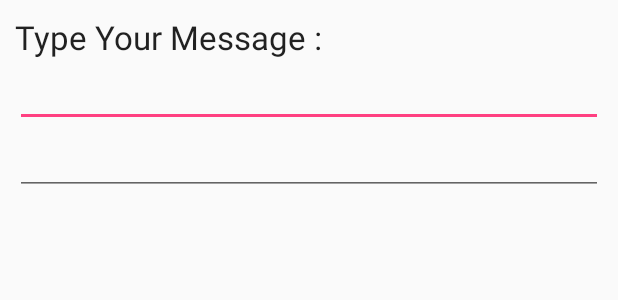
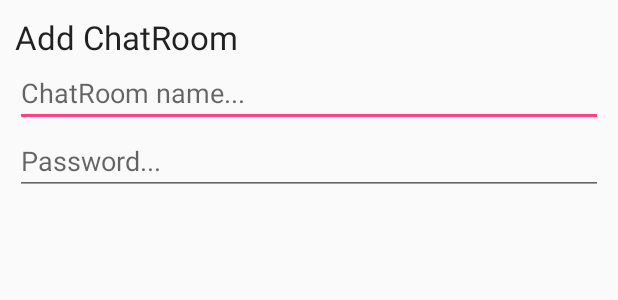
Before and after one commit to olavte/WebChatAndroid, an Android app: the layout add_chatroom_dialog.xml on its own in the app's theme, with its tools: preview values and no code run, on a phone screen of 412 x 824 dp. Shown: the top 300 px of the screen. Run offline under Robolectric (Android 15) with nearby library versions, the phone set to English and light mode, and no system bars; network calls fail.

Commit message:
Changes for making the app more responsive

```diff
--- a/app/src/main/java/no/ntnu/webchatandroid/MainActivity.java
+++ b/app/src/main/java/no/ntnu/webchatandroid/MainActivity.java
@@ -18,6 +18,7 @@ import android.view.View;
 import android.widget.EditText;
 
 import java.util.ArrayList;
+import java.util.List;
 
 import static java.lang.Thread.sleep;
 
@@ -102,14 +103,17 @@ public class MainActivity extends AppCompatActivity {
                 running = true;
                 final Handler handler = new Handler(Looper.getMainLooper());
                 while(running) {
+                    List<ChatRoom> restList = restService.getAllChatRooms();
+                    if(!chatRooms.containsAll(restList)) {
                         chatRooms.clear();
-                    chatRooms.addAll(restService.getAllChatRooms());
+                        chatRooms.addAll(restList);
                         handler.post(new Runnable() {
                             @Override
                             public void run() {
                                 mAdapter.notifyDataSetChanged();
                             }
                         });
+                    }
                     try {
                         sleep(1000);
                     } catch (InterruptedException e) {
@@ -121,14 +125,14 @@ public class MainActivity extends AppCompatActivity {
     }
 
     private void showLogin() {
-        // get two_input_dialog.xmlialog.xml view
+        // get login_dialog.xmlialog.xml view
         LayoutInflater li = LayoutInflater.from(this);
-        View promptsView = li.inflate(R.layout.two_input_dialog, null);
+        View promptsView = li.inflate(R.layout.login_dialog, null);
 
         AlertDialog.Builder alertDialogBuilder = new AlertDialog.Builder(
                 this);
 
-        // set two_input_dialog.xmlialog.xml to alertdialog builder
+        // set login_dialog.xmlialog.xml to alertdialog builder
         alertDialogBuilder.setView(promptsView);
 
         final EditText loginUsername = (EditText) promptsView
@@ -163,14 +167,14 @@ public class MainActivity extends AppCompatActivity {
     }
 
     private void addChatRoomDialog() {
-        // get two_input_dialog.xmlialog.xml view
+        // get login_dialog.xmlialog.xml view
         LayoutInflater li = LayoutInflater.from(this);
-        View promptsView = li.inflate(R.layout.two_input_dialog, null);
+        View promptsView = li.inflate(R.layout.add_chatroom_dialog, null);
 
         AlertDialog.Builder alertDialogBuilder = new AlertDialog.Builder(
                 this);
 
-        // set two_input_dialog.xmlialog.xml to alertdialog builder
+        // set login_dialog.xmlialog.xml to alertdialog builder
         alertDialogBuilder.setView(promptsView);
 
         final EditText chatRoomName = (EditText) promptsView
--- a/app/src/main/res/drawable/rounded_background.xml
+++ b/app/src/main/res/drawable/rounded_background_chat_room.xml
@@ -1,7 +1,7 @@
 <?xml version="1.0" encoding="UTF-8"?>
 <shape xmlns:android="http://schemas.android.com/apk/res/android">
-    <solid android:color="#82ff55"/>
+    <solid android:color="#b2b7d1"/>
     <stroke android:width="3dp" android:color="#B1BCBE" />
     <corners android:radius="10dp"/>
-    <padding android:left="0dp" android:top="0dp" android:right="0dp" android:bottom="0dp" />
+    <padding android:left="2dp" android:top="2dp" android:right="2dp" android:bottom="2dp" />
 </shape>
--- a/app/src/main/res/layout/activity_chat.xml
+++ b/app/src/main/res/layout/activity_chat.xml
@@ -62,6 +62,7 @@
         android:layout_height="wrap_content"
         android:layout_gravity="bottom|end"
         android:layout_margin="@dimen/fab_margin"
-        app:srcCompat="@android:drawable/ic_dialog_email" />
+        app:backgroundTint="@android:color/holo_green_light"
+        app:srcCompat="@android:drawable/ic_menu_send" />
 
 </android.support.design.widget.CoordinatorLayout>
--- a/app/src/main/res/layout/activity_main.xml
+++ b/app/src/main/res/layout/activity_main.xml
@@ -45,6 +45,7 @@
         android:layout_height="wrap_content"
         android:layout_gravity="bottom|end"
         android:layout_margin="@dimen/fab_margin"
-        app:srcCompat="@android:drawable/ic_dialog_email" />
+        app:backgroundTint="@android:color/background_light"
+        app:srcCompat="@android:drawable/ic_input_add" />
 
 </android.support.design.widget.CoordinatorLayout>
--- a/app/src/main/res/layout/two_input_dialog.xml
+++ b/app/src/main/res/layout/add_chatroom_dialog.xml
@@ -10,13 +10,16 @@
         android:id="@+id/textView1"
         android:layout_width="wrap_content"
         android:layout_height="wrap_content"
-        android:text="Type Your Message : "
+        android:text="@string/add_chatroom"
         android:textAppearance="?android:attr/textAppearanceLarge" />
 
     <EditText
         android:id="@+id/inputOne"
         android:layout_width="match_parent"
-        android:layout_height="wrap_content" >
+        android:layout_height="wrap_content"
+        android:hint="@string/chatroom_name"
+        android:inputType="text"
+        android:autofillHints="">
 
         <requestFocus />
 
@@ -25,7 +28,10 @@
     <EditText
         android:id="@+id/inputTwo"
         android:layout_width="match_parent"
-        android:layout_height="wrap_content" >
+        android:layout_height="wrap_content"
+        android:hint="@string/password"
+        android:inputType="textWebPassword"
+        android:autofillHints="">
 
     </EditText>
 
--- a/app/src/main/res/values/strings.xml
+++ b/app/src/main/res/values/strings.xml
@@ -2,4 +2,9 @@
     <string name="app_name">WebChatAndroid</string>
     <string name="action_settings">Settings</string>
     <string name="chatroom_3000">ChatRoom 3000!</string>
+    <string name="login">Login</string>
+    <string name="username">Username...</string>
+    <string name="password">Password...</string>
+    <string name="add_chatroom">Add ChatRoom</string>
+    <string name="chatroom_name">ChatRoom name...</string>
 </resources>
```
Also changed, not shown: app/src/main/java/no/ntnu/webchatandroid/ChatActivity.java (+27 -1 lines), app/src/main/java/no/ntnu/webchatandroid/ChatListAdapter.java (+7 -10 lines), app/src/main/java/no/ntnu/webchatandroid/ChatRoomListAdapter.java (+22 -9 lines), app/src/main/res/layout/chat_room.xml (added, +16 -0 lines), app/src/main/res/layout/login_dialog.xml (added, +37 -0 lines), app/src/main/res/layout/message.xml (added, +16 -0 lines). Lines whose indentation alone changed are shown as unchanged.
